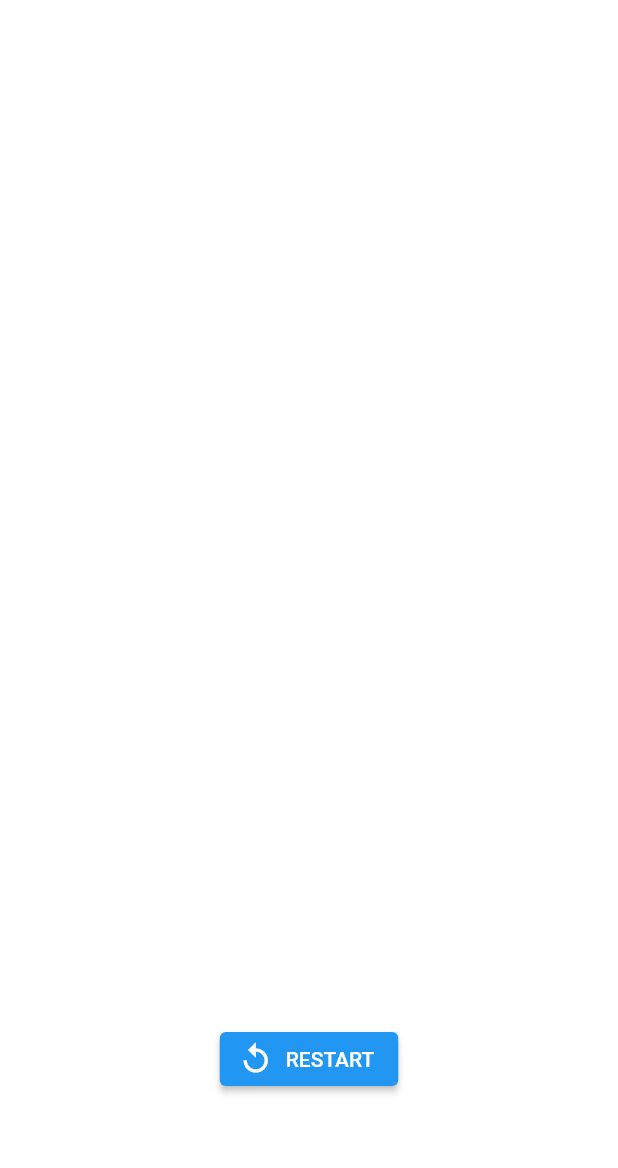
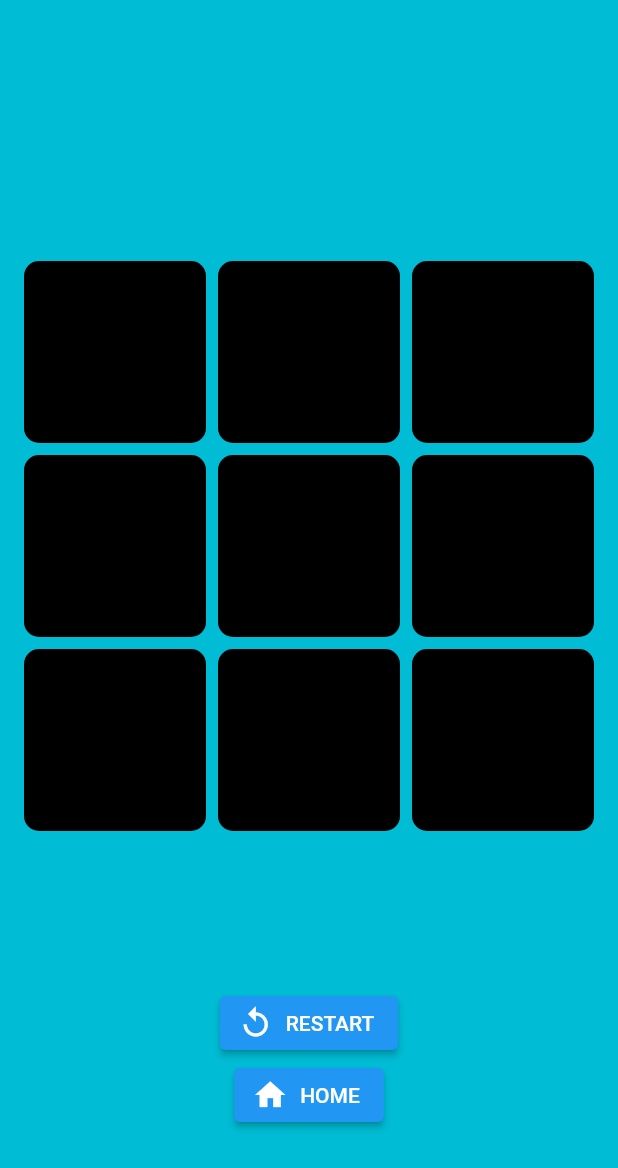
Before and after one commit to MattiaRavagnin/consegne_tpsit_2223, a Flutter app: the screen it shows after launch, after a tap on "1 vs 1", on a phone screen of 412 x 824 dp. Shown: the top 1168 px of the screen. Run offline on Flutter 3.47's test engine with Material 2 defaults, Android fonts, the phone set to English and light mode, and no system bars.

Commit message:
update game

```diff
--- a/tik_tok_taac_flutter/lib/main.dart
+++ b/tik_tok_taac_flutter/lib/main.dart
@@ -28,7 +28,10 @@ class HomePages extends StatelessWidget {
         title: Text('Tic Tok Taac'),
       ),
       body: Center(
-        child: Column(children: <Widget>[
+        child: Column(
+            mainAxisAlignment: MainAxisAlignment.center,
+            crossAxisAlignment: CrossAxisAlignment.center,
+            children: <Widget>[
               ElevatedButton(
                   onPressed: () {
                     Navigator.of(context).push(
@@ -78,7 +81,7 @@ class _GameScreenState extends State<GameScreen> {
   Widget build(BuildContext context) {
     double boardWidth = MediaQuery.of(context).size.width;
     return Scaffold(
-      backgroundColor: ConfColor.white,
+      backgroundColor: Colors.cyan,
       body: Column(
           mainAxisAlignment: MainAxisAlignment.center,
           crossAxisAlignment: CrossAxisAlignment.center,
@@ -138,7 +141,7 @@ class _GameScreenState extends State<GameScreen> {
                       width: Game.sizeBloc,
                       height: Game.sizeBloc,
                       decoration: BoxDecoration(
-                          color: ConfColor.seaSerpent, //???>?
+                          color: Colors.black, //???>?
                           borderRadius: BorderRadius.circular(10.0)),
                       child: Center(
                         child: Text(
@@ -148,7 +151,7 @@ class _GameScreenState extends State<GameScreen> {
                                   ? Colors.amberAccent
                                   : Colors.deepOrange,
                               fontSize: 64.0,
-                          ),
+                              fontFamily: 'Raleway'),
                         ),
                       ),
                     ),
@@ -177,7 +180,16 @@ class _GameScreenState extends State<GameScreen> {
               },
               icon: Icon(Icons.replay),
               label: Text('RESTART'),
-            )
+            ),
+            ElevatedButton.icon(
+              onPressed: () {
+                Navigator.of(context).push(
+                  MaterialPageRoute(builder: (context) => HomePages()),
+                );
+              },
+              icon: Icon(Icons.home),
+              label: Text('HOME'),
+            ),
             // https://github.com/doctorcode9/Flutter-Tic-Tact-Toe-Game
             // TODO: make game class that will contains all data and method
           ]),
```
Lines whose indentation alone changed are shown as unchanged.
